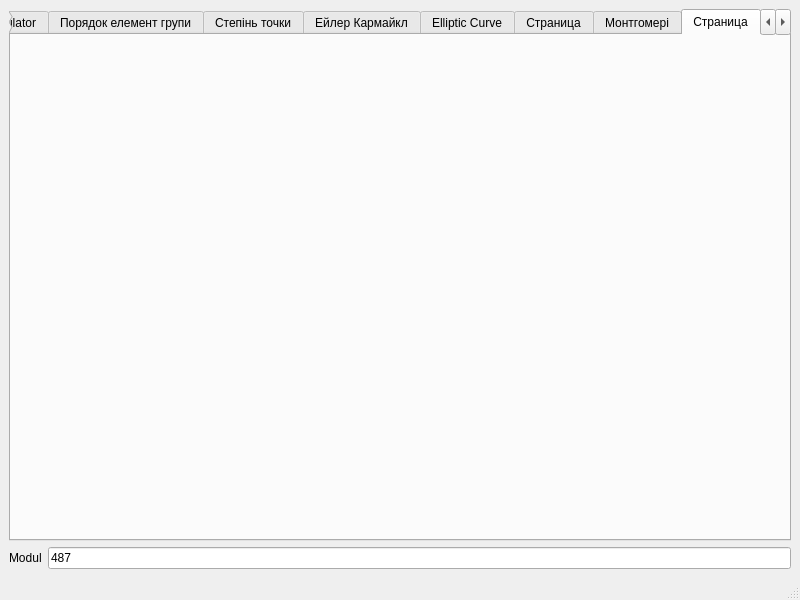
Before: the Qt Designer form LabGA_UI/mainwindow.ui in alekseykondus/LabGeneralAlgebra, drawn with Qt 5.
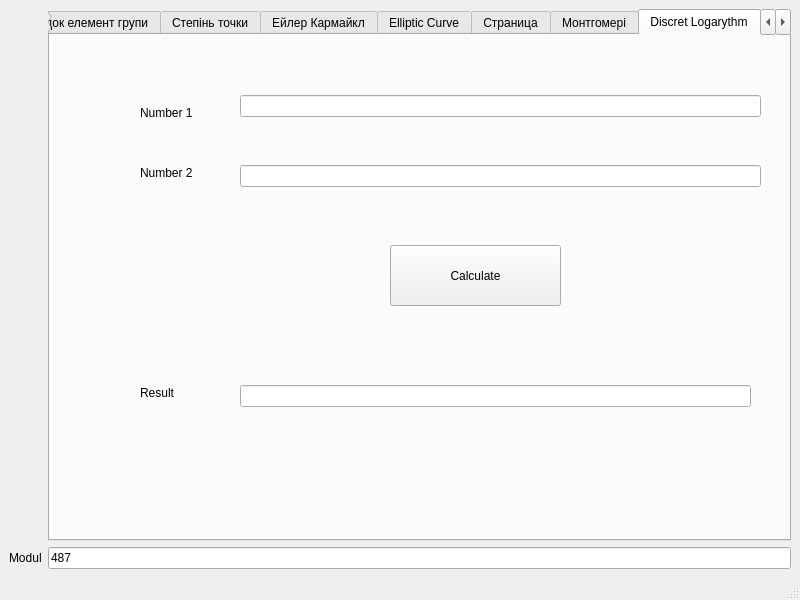
After: the same form once the commit is applied. The open tabs and pages were chosen to show the change.

Diff of the .ui file:
```diff
--- a/LabGA_UI/mainwindow.ui
+++ b/LabGA_UI/mainwindow.ui
@@ -15,24 +15,24 @@
   </property>
   <widget class="QWidget" name="centralwidget">
    <layout class="QGridLayout" name="gridLayout">
-    <item row="1" column="1">
+    <item row="2" column="1">
      <widget class="QLineEdit" name="Number_modul">
       <property name="text">
        <string>487</string>
       </property>
      </widget>
     </item>
-    <item row="1" column="0">
+    <item row="2" column="0">
      <widget class="QLabel" name="label">
       <property name="text">
        <string>Modul</string>
       </property>
      </widget>
     </item>
-    <item row="0" column="0" colspan="2">
+    <item row="1" column="1">
      <widget class="QTabWidget" name="tabWidget">
       <property name="currentIndex">
-       <number>6</number>
+       <number>7</number>
       </property>
       <widget class="QWidget" name="tab">
        <attribute name="title">
@@ -799,8 +799,90 @@
       </widget>
       <widget class="QWidget" name="tab_9">
        <attribute name="title">
-        <string>Страница</string>
+        <string>Discret Logarythm</string>
        </attribute>
+       <widget class="QLabel" name="label_25">
+        <property name="geometry">
+         <rect>
+          <x>90</x>
+          <y>70</y>
+          <width>55</width>
+          <height>16</height>
+         </rect>
+        </property>
+        <property name="text">
+         <string>Number 1</string>
+        </property>
+       </widget>
+       <widget class="QLabel" name="label_26">
+        <property name="geometry">
+         <rect>
+          <x>90</x>
+          <y>130</y>
+          <width>55</width>
+          <height>16</height>
+         </rect>
+        </property>
+        <property name="text">
+         <string>Number 2</string>
+        </property>
+       </widget>
+       <widget class="QLabel" name="label_27">
+        <property name="geometry">
+         <rect>
+          <x>90</x>
+          <y>350</y>
+          <width>55</width>
+          <height>16</height>
+         </rect>
+        </property>
+        <property name="text">
+         <string>Result</string>
+        </property>
+       </widget>
+       <widget class="QLineEdit" name="DLog1">
+        <property name="geometry">
+         <rect>
+          <x>190</x>
+          <y>60</y>
+          <width>521</width>
+          <height>22</height>
+         </rect>
+        </property>
+       </widget>
+       <widget class="QLineEdit" name="DLog2">
+        <property name="geometry">
+         <rect>
+          <x>190</x>
+          <y>130</y>
+          <width>521</width>
+          <height>22</height>
+         </rect>
+        </property>
+       </widget>
+       <widget class="QLineEdit" name="DLog_res">
+        <property name="geometry">
+         <rect>
+          <x>190</x>
+          <y>350</y>
+          <width>511</width>
+          <height>22</height>
+         </rect>
+        </property>
+       </widget>
+       <widget class="QPushButton" name="DLog_calc">
+        <property name="geometry">
+         <rect>
+          <x>340</x>
+          <y>210</y>
+          <width>171</width>
+          <height>61</height>
+         </rect>
+        </property>
+        <property name="text">
+         <string>Calculate</string>
+        </property>
+       </widget>
       </widget>
       <widget class="QWidget" name="tab_10">
        <attribute name="title">
```
